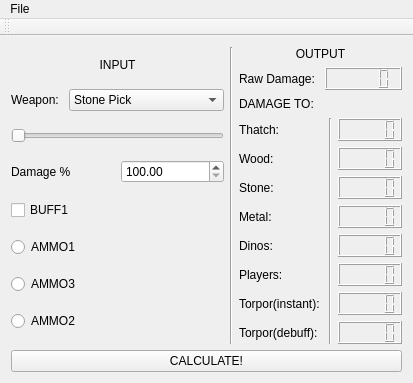
First picture: the form in mainwindow.ui, repository mattearly/ARK-Survial-Evolved-damage-calculator, before the edit.
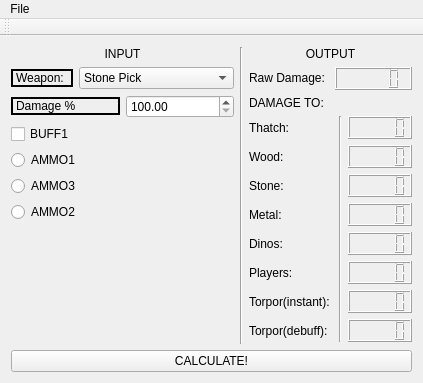
Second picture: the form after the edit.

What changed in the file:
```diff
--- a/mainwindow.ui
+++ b/mainwindow.ui
@@ -6,7 +6,7 @@
    <rect>
     <x>0</x>
     <y>0</y>
-    <width>393</width>
+    <width>403</width>
     <height>383</height>
    </rect>
   </property>
@@ -39,6 +39,15 @@
          <layout class="QHBoxLayout" name="horizontalLayout_4">
           <item>
            <widget class="QLabel" name="label_Weapon">
+            <property name="sizePolicy">
+             <sizepolicy hsizetype="Preferred" vsizetype="Maximum">
+              <horstretch>0</horstretch>
+              <verstretch>0</verstretch>
+             </sizepolicy>
+            </property>
+            <property name="frameShape">
+             <enum>QFrame::WinPanel</enum>
+            </property>
             <property name="text">
              <string>Weapon: </string>
             </property>
@@ -160,17 +169,22 @@
           </item>
          </layout>
         </item>
-        <item>
-         <widget class="QSlider" name="horizontalSlider">
-          <property name="orientation">
-           <enum>Qt::Horizontal</enum>
-          </property>
-         </widget>
-        </item>
         <item>
          <layout class="QHBoxLayout" name="horizontalLayout_3">
           <item>
            <widget class="QLabel" name="label_damagepercent">
+            <property name="sizePolicy">
+             <sizepolicy hsizetype="Preferred" vsizetype="Maximum">
+              <horstretch>0</horstretch>
+              <verstretch>0</verstretch>
+             </sizepolicy>
+            </property>
+            <property name="frameShape">
+             <enum>QFrame::WinPanel</enum>
+            </property>
+            <property name="frameShadow">
+             <enum>QFrame::Plain</enum>
+            </property>
             <property name="text">
              <string>Damage %</string>
             </property>
@@ -216,6 +230,19 @@
           </property>
          </widget>
         </item>
+        <item>
+         <spacer name="verticalSpacer">
+          <property name="orientation">
+           <enum>Qt::Vertical</enum>
+          </property>
+          <property name="sizeHint" stdset="0">
+           <size>
+            <width>20</width>
+            <height>40</height>
+           </size>
+          </property>
+         </spacer>
+        </item>
        </layout>
       </item>
       <item>
@@ -247,6 +274,12 @@
          <layout class="QHBoxLayout" name="horizontalLayout_2">
           <item>
            <widget class="QLabel" name="label_6">
+            <property name="sizePolicy">
+             <sizepolicy hsizetype="Preferred" vsizetype="Maximum">
+              <horstretch>0</horstretch>
+              <verstretch>0</verstretch>
+             </sizepolicy>
+            </property>
             <property name="text">
              <string>Raw Damage: </string>
             </property>
@@ -270,6 +303,12 @@
            <layout class="QVBoxLayout" name="verticalLayout_2">
             <item>
              <widget class="QLabel" name="label_2">
+              <property name="sizePolicy">
+               <sizepolicy hsizetype="Preferred" vsizetype="Preferred">
+                <horstretch>0</horstretch>
+                <verstretch>0</verstretch>
+               </sizepolicy>
+              </property>
               <property name="text">
                <string>Thatch: </string>
               </property>
@@ -363,6 +402,19 @@
           </item>
          </layout>
         </item>
+        <item>
+         <spacer name="verticalSpacer_2">
+          <property name="orientation">
+           <enum>Qt::Vertical</enum>
+          </property>
+          <property name="sizeHint" stdset="0">
+           <size>
+            <width>20</width>
+            <height>40</height>
+           </size>
+          </property>
+         </spacer>
+        </item>
        </layout>
       </item>
      </layout>
@@ -381,7 +433,7 @@
     <rect>
      <x>0</x>
      <y>0</y>
-     <width>393</width>
+     <width>403</width>
      <height>21</height>
     </rect>
    </property>
```
Left out of the diff: 16 changed lines with no effect on the pictures.
